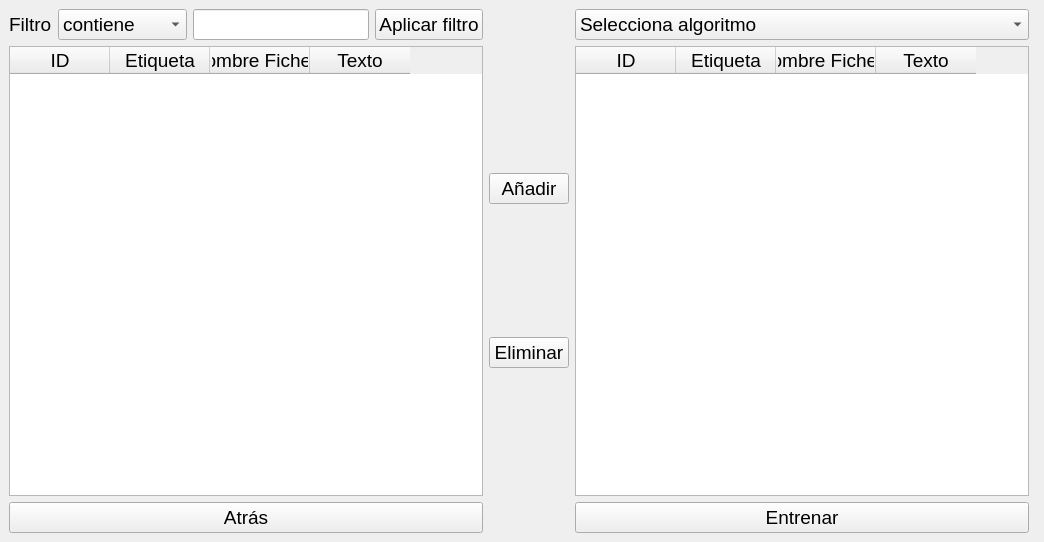
This is Interfaces/UI/view_entrenar.ui in adrianvillanueva997/computation_lab_2 as Qt 5 draws it before an edit. The edited form follows.
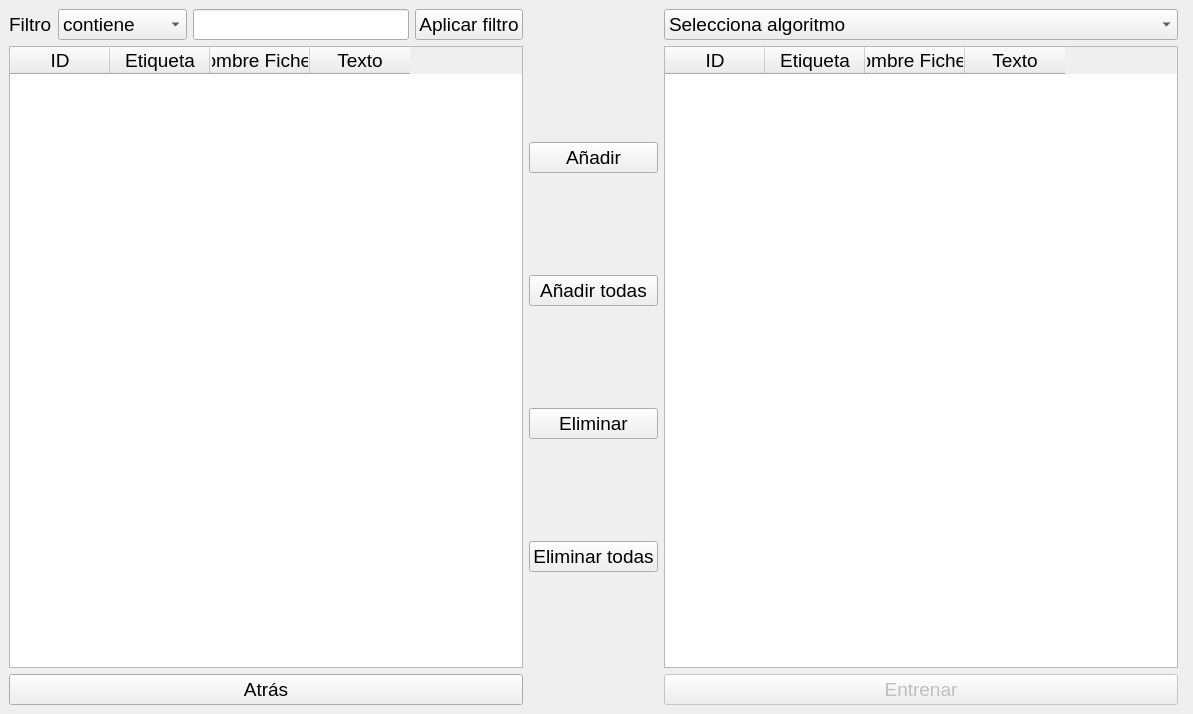
This is the edited form.

Commit message: Entrenar completado, crear proyecto completado, integracion con admin completada

Patch:
```diff
--- a/Interfaces/UI/view_entrenar.ui
+++ b/Interfaces/UI/view_entrenar.ui
@@ -6,8 +6,8 @@
             <rect>
                 <x>0</x>
                 <y>0</y>
-                <width>1044</width>
-                <height>542</height>
+    <width>1193</width>
+    <height>714</height>
             </rect>
         </property>
         <property name="font">
@@ -128,6 +128,13 @@
                                 </property>
                             </widget>
                         </item>
+      <item>
+       <widget class="QPushButton" name="pushButton_addall">
+        <property name="text">
+         <string>Añadir todas</string>
+        </property>
+       </widget>
+      </item>
                         <item>
                             <widget class="QPushButton" name="pushButton_remove">
                                 <property name="text">
@@ -135,6 +142,13 @@
                                 </property>
                             </widget>
                         </item>
+      <item>
+       <widget class="QPushButton" name="pushButton_removeall">
+        <property name="text">
+         <string>Eliminar todas</string>
+        </property>
+       </widget>
+      </item>
                     </layout>
                 </item>
                 <item row="2" column="0">
@@ -146,6 +160,9 @@
                 </item>
                 <item row="2" column="6">
                     <widget class="QPushButton" name="pushButton_Entrenar">
+      <property name="enabled">
+       <bool>false</bool>
+      </property>
                         <property name="text">
                             <string>Entrenar</string>
                         </property>
```
Lines whose indentation alone changed are shown as unchanged. The commit also changes 28 other files.
